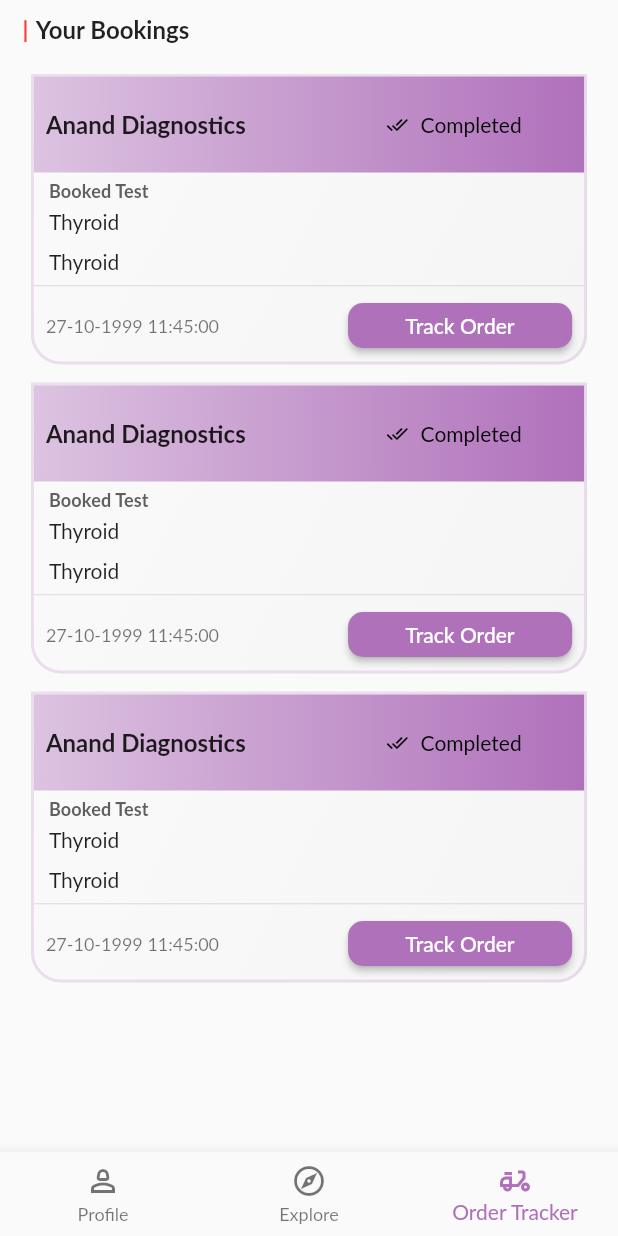
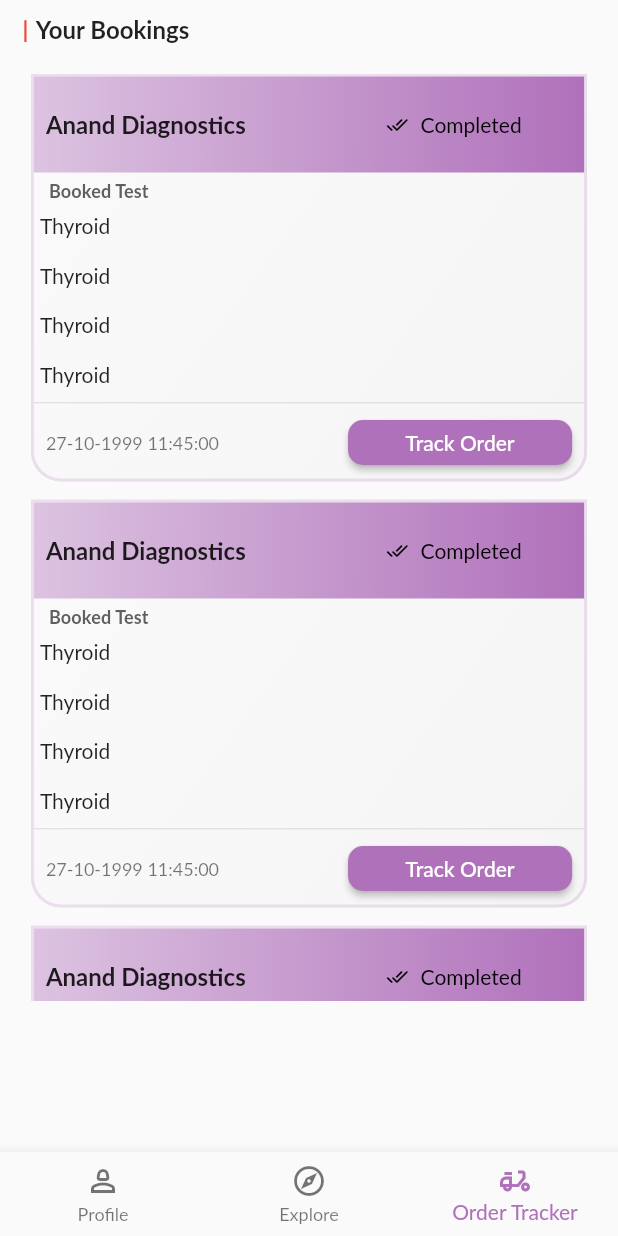
Before and after one commit to vineeth862/SampleApplication, a Flutter app: the screen it shows once a user with an empty profile is signed in, item 3 of the bottom bar chosen, on a phone screen of 412 x 824 dp. Run offline on Flutter 3.47's test engine with Material 2 defaults, Android fonts, the phone set to English and light mode, and no system bars; our stand-ins replace carousel_indicator, carousel_slider, cloud_firestore, firebase_auth, firebase_core, flutter_native_splash and 6 more; missing offline and left inert: countries_flag; accounts and stored records are empty; Roboto replaces fonts that are missing (Lato).

Commit message:
changed order tracker

```diff
--- a/lib/src/screens/Home/explore/explore.dart
+++ b/lib/src/screens/Home/explore/explore.dart
@@ -4,6 +4,7 @@ import 'package:get/get.dart';
 import 'package:provider/provider.dart';
 import 'package:sample_application/src/global_service/user_location.dart';
 import 'package:sample_application/src/screens/Home/explore/Search/search_field.dart';
+import 'package:sample_application/src/screens/userAdress/initial_adress.dart';
 import 'package:sample_application/src/utils/Provider/address_provider.dart';
 import '../../../global_service/global_service.dart';
 import '../../../utils/Provider/search_provider.dart';
@@ -47,7 +48,9 @@ class _ExploreState extends State<Explore> {
                   crossAxisAlignment: CrossAxisAlignment.start,
                   children: [
                     TextButton.icon(
-                        onPressed: () {},
+                        onPressed: () {
+                          globalservice.navigate(context, InitialAdress());
+                        },
                         icon: Icon(Icons.location_on),
                         label: Obx(() => Text(
                               myController.globalString.value,
--- a/lib/src/screens/Home/order_tracker/orderTracker_home.dart
+++ b/lib/src/screens/Home/order_tracker/orderTracker_home.dart
@@ -9,7 +9,7 @@ class OrderTrackerHome extends StatefulWidget {
 
 class _OrderTrackerHomeState extends State<OrderTrackerHome> {
   var sBoxHeight;
-  List<String> items = List.generate(3, (index) => 'Thyroid');
+  List<String> items = List.generate(4, (index) => 'Thyroid');
   @override
   Widget build(BuildContext context) {
     //CHNAGE THIS LOGIC IN FUTURE
@@ -167,42 +167,16 @@ class _OrderTrackerHomeState extends State<OrderTrackerHome> {
                                     .copyWith(fontWeight: FontWeight.bold),
                               ),
                             ),
-                            // SizedBox(
-                            //   height: MediaQuery.of(context).size.height *
-                            //       sBoxHeight,
-                            //   width: MediaQuery.of(context).size.width * 0.9,
-                            //   child: ListView.builder(
-                            //     //itemExtent: 40,
-                            //     itemCount: items
-                            //         .length, //ITEMS MEANS TEST PRESENT INSIDE A ORDER
-                            //     itemBuilder: (context, index) {
-                            //       return Row(
-                            //         children: [
-                            //           Expanded(
-                            //             child: ListTile(
-                            //               title: Text(
-                            //                 items[index],
-                            //                 style: Theme.of(context)
-                            //                     .textTheme
-                            //                     .bodySmall,
-                            //               ),
-                            //             ),
-                            //           ),
-                            //         ],
-                            //       );
-                            //     },
-                            //   ),
-                            // ),
-                            const Padding(
-                              padding: EdgeInsets.symmetric(
-                                  horizontal: 10, vertical: 5),
-                              child: Text("Thyroid"),
-                            ),
-                            const Padding(
-                              padding: EdgeInsets.symmetric(
-                                  horizontal: 10, vertical: 5),
-                              child: Text("Thyroid"),
-                            ),
+
+                            ...items.map((item) => Padding(
+                                  padding:
+                                      const EdgeInsets.symmetric(vertical: 4.0),
+                                  child: Padding(
+                                    padding: const EdgeInsets.all(4.0),
+                                    child: Text(item),
+                                  ),
+                                )),
+
                             const Divider(
                               height: 5,
                             ),
```
